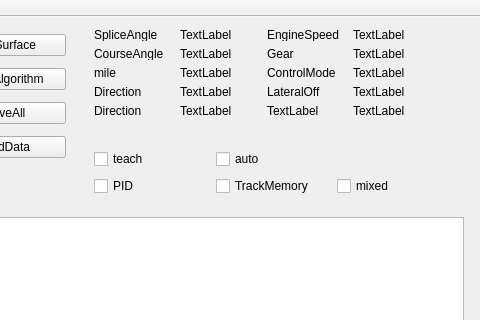
wozaiqufu/cyjApp, file mainwindow.ui: the form before one commit; both pictures show x 317 to 797 and y 0 to 320 of the 797 by 470 pixel window.
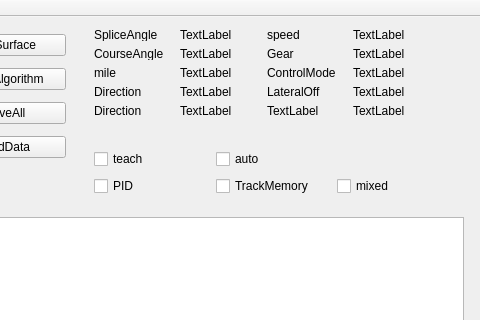
The form after the commit.

```diff
--- a/mainwindow.ui
+++ b/mainwindow.ui
@@ -140,7 +140,7 @@
      <item row="0" column="2">
       <widget class="QLabel" name="label_9">
        <property name="text">
-        <string>EngineSpeed</string>
+        <string>speed</string>
        </property>
       </widget>
      </item>
```
